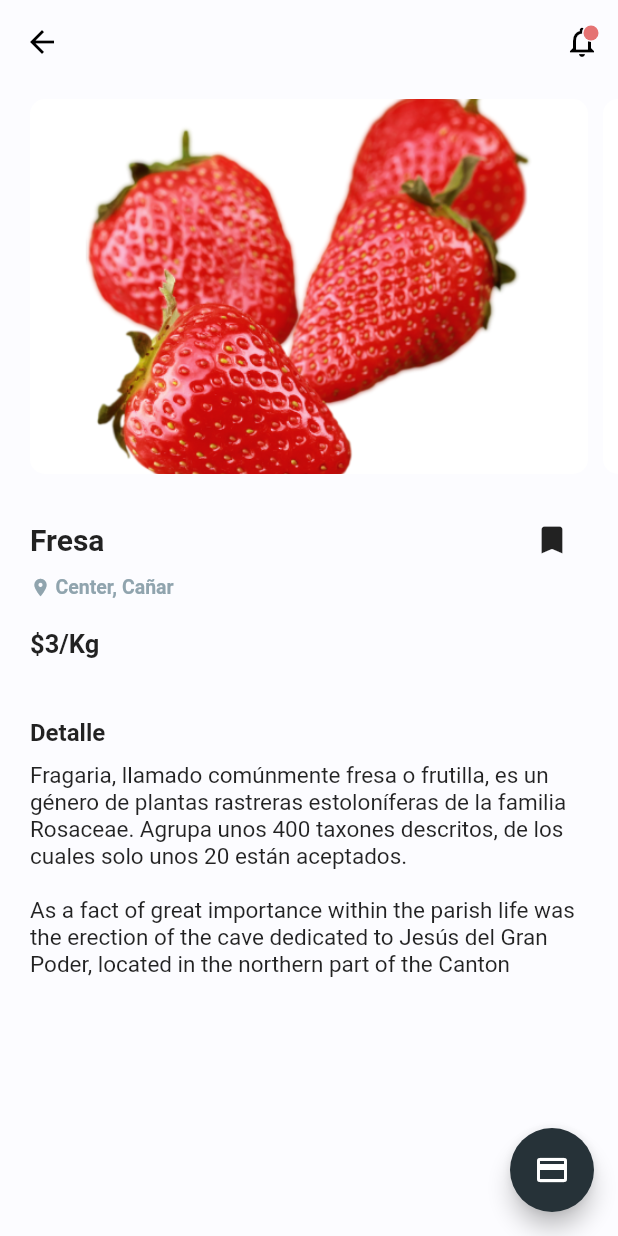
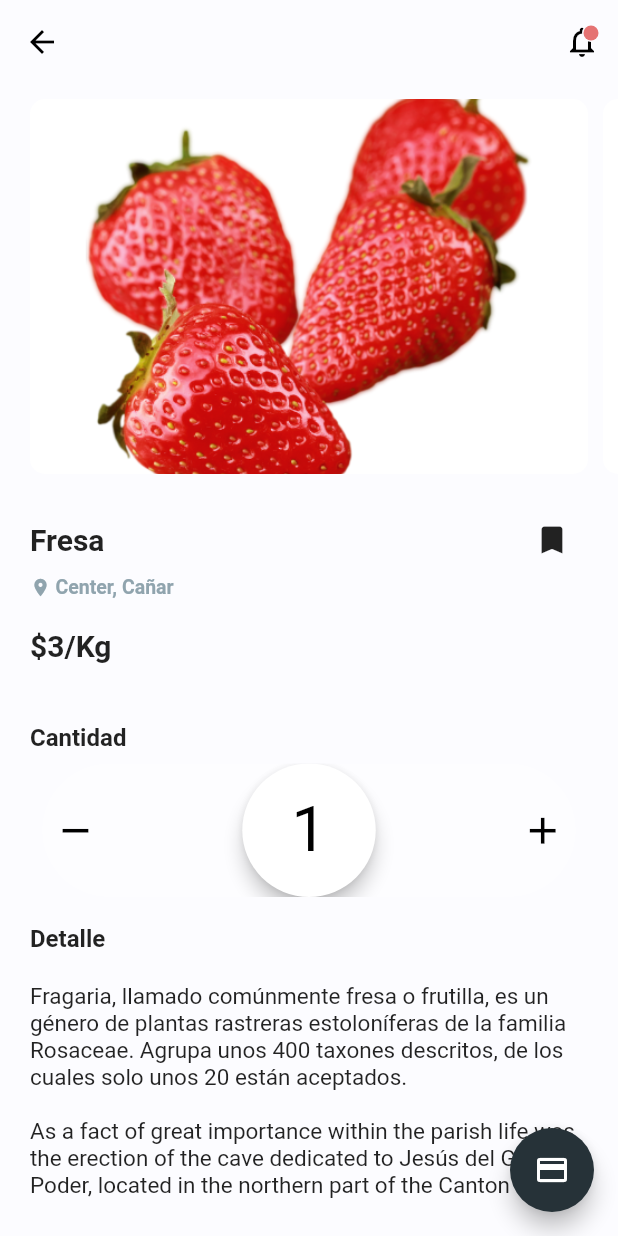
Before and after one commit to Hernan1014/Tesis, a Flutter app: the Details screen opened directly, on a phone screen of 412 x 824 dp. Run offline on Flutter 3.47's test engine with Material 2 defaults, Android fonts, the phone set to English and light mode, and no system bars.

```diff
--- a/lib/screens/details.dart
+++ b/lib/screens/details.dart
@@ -1,5 +1,6 @@
 import 'package:flutter/material.dart';
 import 'package:tambo/util/places.dart';
+import 'package:tambo/util/stepper.dart';
 import 'package:tambo/widgets/icon_badge.dart';
 
 class Details extends StatelessWidget {
@@ -86,13 +87,35 @@ class Details extends StatelessWidget {
                   "${Place.getPlaces(context)[0]["price"]}",
                   style: TextStyle(
                     fontWeight: FontWeight.bold,
-                    fontSize: 17,
+                    fontSize: 20,
                   ),
                   maxLines: 1,
                   textAlign: TextAlign.left,
                 ),
               ),
               SizedBox(height: 40),
+              Container(
+                alignment: Alignment.centerLeft,
+                child: Text(
+                  "Cantidad",
+                  style: TextStyle(
+                    fontWeight: FontWeight.bold,
+                    fontSize: 16,
+                  ),
+                  maxLines: 1,
+                  textAlign: TextAlign.left,
+                ),
+              ),
+              Container(
+                padding: const EdgeInsets.all(8.0),
+                child: StepperTouch(
+                  initialValue: 1,
+                  direction: Axis.horizontal,
+                  withSpring: false,
+                  onChanged: (int value) => print('new value $value'),
+                ),
+              ),
+              SizedBox(height: 10.0),
               Container(
                 alignment: Alignment.centerLeft,
                 child: Text(
@@ -105,7 +128,7 @@ class Details extends StatelessWidget {
                   textAlign: TextAlign.left,
                 ),
               ),
-              SizedBox(height: 10.0),
+              SizedBox(height: 20.0),
               Container(
                 alignment: Alignment.centerLeft,
                 child: Text(
--- /dev/null
+++ b/lib/util/stepper.dart
@@ -0,0 +1,200 @@
+import 'package:flutter/material.dart';
+import 'package:flutter/physics.dart';
+
+/// the concept of the widget inspired
+/// from [Nikolay Kuchkarov](https://dribbble.com/shots/3368130-Stepper-Touch).
+/// i extended  the functionality to be more useful in real world applications
+class StepperTouch extends StatefulWidget {
+  const StepperTouch({
+    Key key,
+    this.initialValue,
+    this.onChanged,
+    this.direction = Axis.horizontal,
+    this.withSpring = true,
+    this.counterColor = Colors.black,
+    this.dragButtonColor = Colors.white,
+    this.buttonsColor = Colors.black,
+  }) : super(key: key);
+
+  /// the orientation of the stepper its horizontal or vertical.
+  final Axis direction;
+
+  /// the initial value of the stepper
+  final int initialValue;
+
+  /// called whenever the value of the stepper changed
+  final ValueChanged<int> onChanged;
+
+  /// if you want a springSimulation to happens the the user let go the stepper
+  /// defaults to true
+  final bool withSpring;
+
+  final Color counterColor;
+  final Color dragButtonColor;
+  final Color buttonsColor;
+
+  @override
+  _Stepper2State createState() => _Stepper2State();
+}
+
+class _Stepper2State extends State<StepperTouch>
+    with SingleTickerProviderStateMixin {
+  AnimationController _controller;
+  Animation _animation;
+  int _value;
+  double _startAnimationPosX;
+  double _startAnimationPosY;
+
+  @override
+  void initState() {
+    super.initState();
+    _value = widget.initialValue ?? 0;
+    _controller =
+        AnimationController(vsync: this, lowerBound: -0.5, upperBound: 0.5);
+    _controller.value = 0.0;
+    _controller.addListener(() {});
+
+    if (widget.direction == Axis.horizontal) {
+      _animation = Tween<Offset>(begin: Offset(0.0, 0.0), end: Offset(1.5, 0.0))
+          .animate(_controller);
+    } else {
+      _animation = Tween<Offset>(begin: Offset(0.0, 0.0), end: Offset(0.0, 1.5))
+          .animate(_controller);
+    }
+  }
+
+  @override
+  void dispose() {
+    _controller?.dispose();
+    super.dispose();
+  }
+
+  @override
+  void didUpdateWidget(oldWidget) {
+    super.didUpdateWidget(oldWidget);
+    if (widget.direction == Axis.horizontal) {
+      _animation = Tween<Offset>(begin: Offset(0.0, 0.0), end: Offset(1.5, 0.0))
+          .animate(_controller);
+    } else {
+      _animation = Tween<Offset>(begin: Offset(0.0, 0.0), end: Offset(0.0, 1.5))
+          .animate(_controller);
+    }
+  }
+
+  @override
+  Widget build(BuildContext context) {
+    return FittedBox(
+      child: Container(
+        width: widget.direction == Axis.horizontal ? 480.0 : 120.0,
+        height: widget.direction == Axis.horizontal ? 120.0 : 280.0,
+        child: Material(
+          type: MaterialType.canvas,
+          clipBehavior: Clip.antiAlias,
+          borderRadius: BorderRadius.circular(60.0),
+          color: Colors.white.withOpacity(0.2),
+          child: Stack(
+            alignment: Alignment.center,
+            children: <Widget>[
+              Positioned(
+                left: widget.direction == Axis.horizontal ? 10.0 : null,
+                bottom: widget.direction == Axis.horizontal ? null : 10.0,
+                child:
+                    Icon(Icons.remove, size: 40.0, color: widget.buttonsColor),
+              ),
+              Positioned(
+                right: widget.direction == Axis.horizontal ? 10.0 : null,
+                top: widget.direction == Axis.horizontal ? null : 10.0,
+                child: Icon(Icons.add, size: 40.0, color: widget.buttonsColor),
+              ),
+              GestureDetector(
+                onHorizontalDragStart: _onPanStart,
+                onHorizontalDragUpdate: _onPanUpdate,
+                onHorizontalDragEnd: _onPanEnd,
+                child: SlideTransition(
+                  position: _animation,
+                  child: Material(
+                    color: widget.dragButtonColor,
+                    shape: const CircleBorder(),
+                    elevation: 5.0,
+                    child: Center(
+                      child: AnimatedSwitcher(
+                        duration: const Duration(milliseconds: 500),
+                        transitionBuilder:
+                            (Widget child, Animation<double> animation) {
+                          return ScaleTransition(
+                              child: child, scale: animation);
+                        },
+                        child: Text(
+                          '$_value',
+                          key: ValueKey<int>(_value),
+                          style: TextStyle(
+                              color: widget.counterColor, fontSize: 56.0),
+                        ),
+                      ),
+                    ),
+                  ),
+                ),
+              ),
+            ],
+          ),
+        ),
+      ),
+    );
+  }
+
+  double offsetFromGlobalPos(Offset globalPosition) {
+    RenderBox box = context.findRenderObject() as RenderBox;
+    Offset local = box.globalToLocal(globalPosition);
+    _startAnimationPosX = ((local.dx * 0.75) / box.size.width) - 0.4;
+    _startAnimationPosY = ((local.dy * 0.75) / box.size.height) - 0.4;
+    if (widget.direction == Axis.horizontal) {
+      return ((local.dx * 0.75) / box.size.width) - 0.4;
+    } else {
+      return ((local.dy * 0.75) / box.size.height) - 0.4;
+    }
+  }
+
+  void _onPanStart(DragStartDetails details) {
+    _controller.stop();
+    _controller.value = offsetFromGlobalPos(details.globalPosition);
+  }
+
+  void _onPanUpdate(DragUpdateDetails details) {
+    _controller.value = offsetFromGlobalPos(details.globalPosition);
+  }
+
+  void _onPanEnd(DragEndDetails details) {
+    _controller.stop();
+    bool isHor = widget.direction == Axis.horizontal;
+    bool changed = false;
+    if (_controller.value <= -0.20) {
+      setState(() => isHor ? _value-- : _value++);
+      changed = true;
+    } else if (_controller.value >= 0.20) {
+      setState(() => isHor ? _value++ : _value--);
+      changed = true;
+    }
+    if (widget.withSpring) {
+      final SpringDescription _kDefaultSpring =
+          new SpringDescription.withDampingRatio(
+        mass: 0.9,
+        stiffness: 250.0,
+        ratio: 0.6,
+      );
+      if (widget.direction == Axis.horizontal) {
+        _controller.animateWith(
+            SpringSimulation(_kDefaultSpring, _startAnimationPosX, 0.0, 0.0));
+      } else {
+        _controller.animateWith(
+            SpringSimulation(_kDefaultSpring, _startAnimationPosY, 0.0, 0.0));
+      }
+    } else {
+      _controller.animateTo(0.0,
+          curve: Curves.bounceOut, duration: Duration(milliseconds: 500));
+    }
+
+    if (changed && widget.onChanged != null) {
+      widget.onChanged(_value);
+    }
+  }
+}
```
